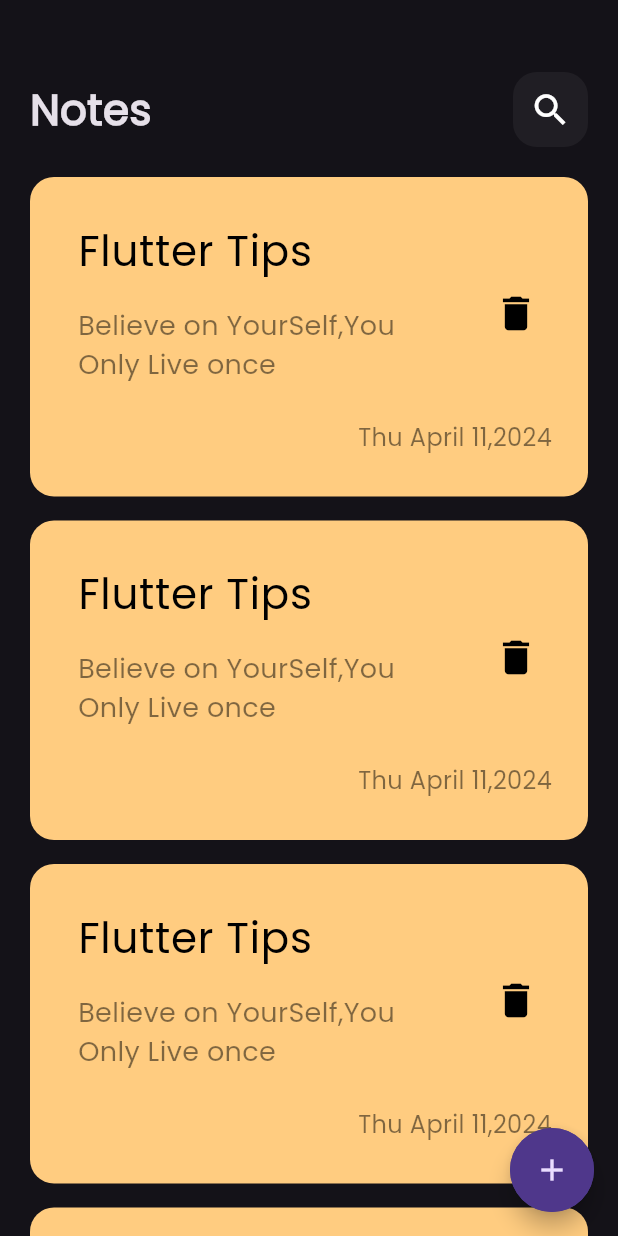
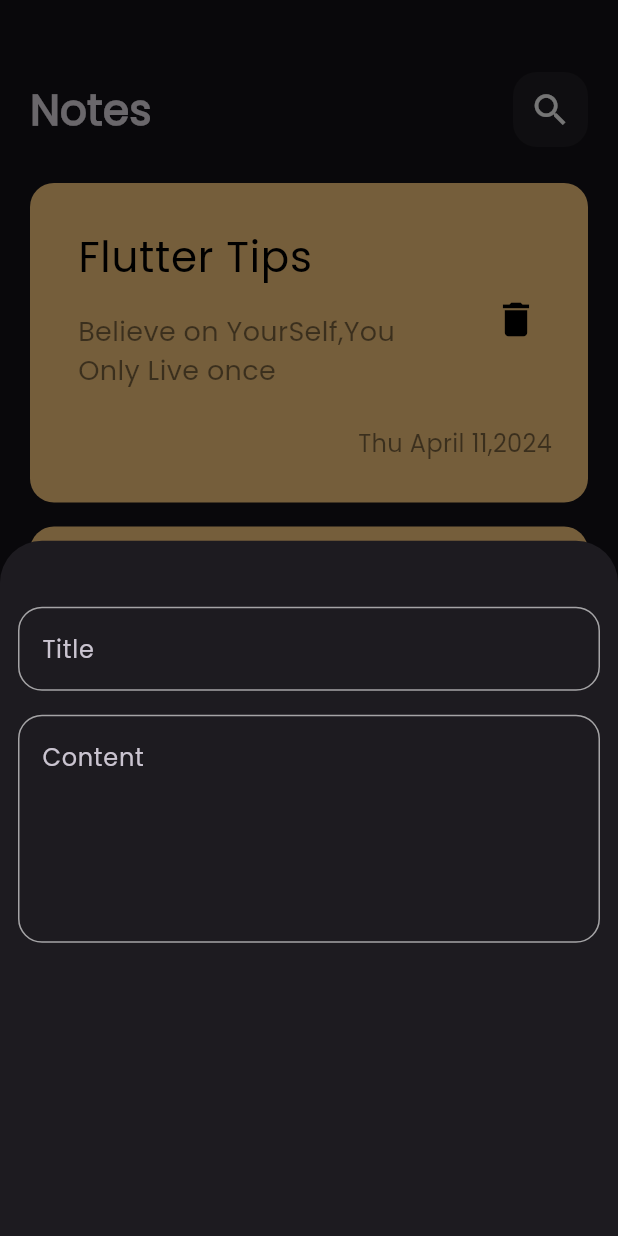
Before and after one commit to Mohamed-Dawood9/notes_app, a Flutter app: the screen it shows after launch, after a tap on the "add" icon, on a phone screen of 412 x 824 dp. Run offline on Flutter 3.47's test engine with Material 3 defaults, Android fonts, the phone set to English and light mode, and no system bars.

Commit message:
Create [ModalButtonSheet +CustomTextField]

```diff
--- a/lib/consts/consts.dart
+++ b/lib/consts/consts.dart
@@ -2,3 +2,5 @@ import 'package:flutter/material.dart';
 
 const kTextColor = Colors.black;
 Color kTextColorWithOpacity = kTextColor.withOpacity(.5);
+const kPrimaryColor = Color(0xff4d80aa);
+// 62FCD7
--- a/lib/view/notes_view.dart
+++ b/lib/view/notes_view.dart
@@ -1,4 +1,6 @@
 import 'package:flutter/material.dart';
+import 'package:notes_app/consts/consts.dart';
+import 'package:notes_app/widgets/add_note_modal_button.dart';
 import 'package:notes_app/widgets/notes_view_body.dart';
 
 class NotesView extends StatelessWidget {
@@ -7,10 +9,21 @@ class NotesView extends StatelessWidget {
   @override
   Widget build(BuildContext context) {
     return Scaffold(
-      floatingActionButton: FloatingActionButton(
-          onPressed: () {},
-          shape: const CircleBorder(side: BorderSide(color: Color(0xff4e388b))),
-          child: const Icon(Icons.add)),
+      floatingActionButton: Padding(
+        padding: const EdgeInsets.all(8.0),
+        child: FloatingActionButton(
+            backgroundColor:kPrimaryColor,
+            onPressed: () {
+              showModalBottomSheet(
+                  context: context,
+                  builder: (context) {
+                    return const AddNoteModalBottom();
+                  });
+            },
+            shape:
+                RoundedRectangleBorder(borderRadius: BorderRadius.circular(28)),
+            child: const Icon(Icons.add)),
+      ),
       body: const NotesViewBody(),
     );
   }
--- /dev/null
+++ b/lib/widgets/add_note_modal_button.dart
@@ -0,0 +1,27 @@
+import 'package:flutter/material.dart';
+
+import 'package:notes_app/widgets/custom_text_field.dart';
+
+class AddNoteModalBottom extends StatelessWidget {
+  const AddNoteModalBottom({super.key});
+
+  @override
+  Widget build(BuildContext context) {
+    return const Padding(
+      padding: EdgeInsets.all(12),
+      child: Column(
+        children: [
+          SizedBox(height: 32),
+          CustomTextField(hint: "Title"),
+          SizedBox(
+            height: 16,
+          ),
+          CustomTextField(
+            hint: "Content",
+            maxLines: 5,
+          )
+        ],
+      ),
+    );
+  }
+}
--- /dev/null
+++ b/lib/widgets/custom_text_field.dart
@@ -0,0 +1,30 @@
+import 'package:flutter/material.dart';
+import 'package:notes_app/consts/consts.dart';
+
+class CustomTextField extends StatelessWidget {
+  const CustomTextField({super.key, required this.hint,  this.maxLines =1});
+
+  final String hint;
+  final int maxLines;
+  @override
+  Widget build(BuildContext context) {
+    return TextField(
+      maxLines: maxLines,
+      cursorColor: kPrimaryColor,
+      decoration: InputDecoration(
+        hintText: hint,
+
+        border: buildBorder(),
+        enabledBorder: buildBorder(),
+        focusedBorder: buildBorder(kPrimaryColor),
+      ),
+    );
+  }
+
+  OutlineInputBorder buildBorder([color]) {
+    return OutlineInputBorder(
+      borderRadius: BorderRadius.circular(16),
+      borderSide: BorderSide(color: color ?? Colors.white60),
+    );
+  }
+}
--- a/lib/widgets/list_notes_view_builder.dart
+++ b/lib/widgets/list_notes_view_builder.dart
@@ -6,13 +6,16 @@ class NotesListView extends StatelessWidget {
 
   @override
   Widget build(BuildContext context) {
-    return ListView.builder(
-        padding: const EdgeInsets.only(top: 12),
-        itemBuilder: (context, index) {
-          return const Padding(
-            padding: EdgeInsets.symmetric(vertical: 8),
-            child: NotesItem(),
-          );
-        });
+    return Padding(
+      padding: const EdgeInsets.symmetric(vertical: 16),
+      child: ListView.builder(
+          padding: EdgeInsets.zero,
+          itemBuilder: (context, index) {
+            return const Padding(
+              padding: EdgeInsets.symmetric(vertical: 8),
+              child: NotesItem(),
+            );
+          }),
+    );
   }
 }
```
